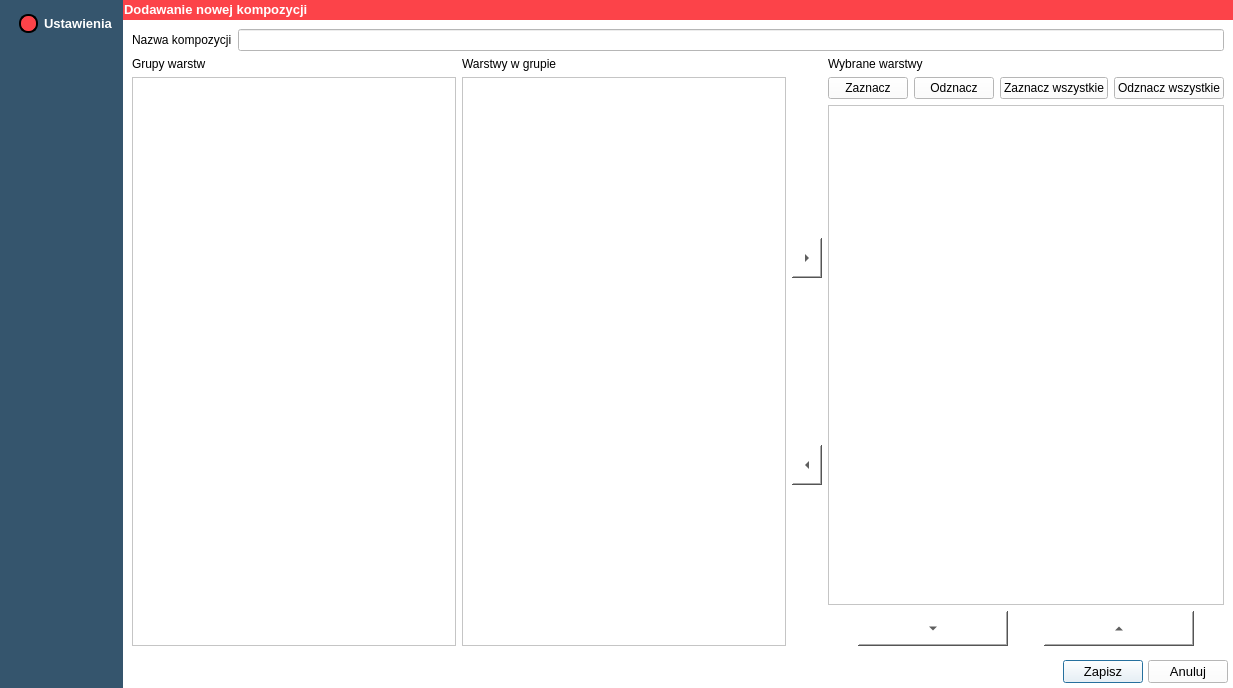
The window that Kompozycje/nowa_kompozycja.ui (GIAPspzoo/GIAP_PolaMap_lite) describes before a commit, drawn with Qt 5.
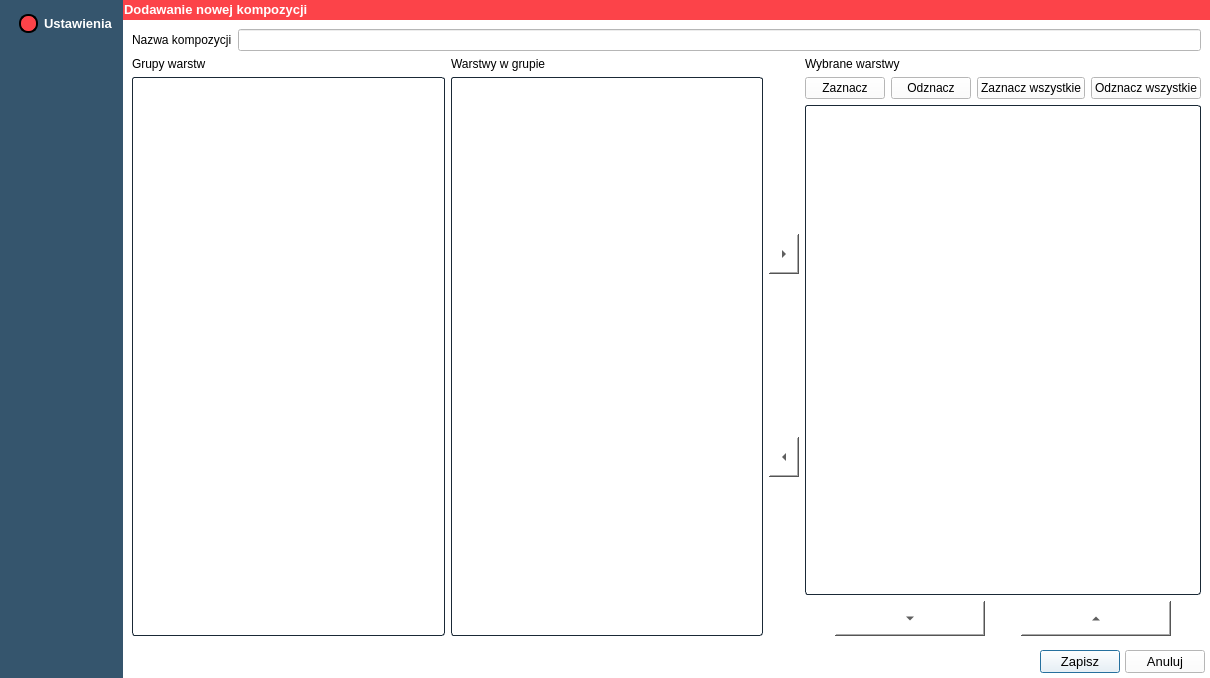
The same window after the commit. Icons and pictures are not drawn.

Diff of the .ui file:
```diff
--- a/Kompozycje/nowa_kompozycja.ui
+++ b/Kompozycje/nowa_kompozycja.ui
@@ -12,8 +12,8 @@
    <rect>
     <x>0</x>
     <y>0</y>
-    <width>1233</width>
-    <height>688</height>
+    <width>1210</width>
+    <height>678</height>
    </rect>
   </property>
   <property name="sizePolicy">
@@ -46,10 +46,45 @@
   </property>
   <property name="styleSheet">
    <string notr="true">* {
-background-color: rgb(255, 255, 255);
-font: 10pt &quot;Segoe UI&quot;;
+	background-color: rgb(255, 255, 255);
+	color: black;
+    font: 10pt &quot;Segoe UI&quot;; 
 }
-</string>
+
+
+QAbstractItemView
+{
+	alternate-background-color:  #e7e7e7;
+	color:  black;
+	border: 1px solid  #1a2936;
+	border-radius: 3px;
+	padding: 1px;
+}
+
+QPushButton {
+	color: black;
+}
+
+QPushButton:disabled
+{
+	color: gray;
+}
+
+QToolButton {
+	color:  black;
+}
+
+QPushButton:disabled
+{
+	color: gray;
+}
+
+QHeaderView::section
+{
+	background-color:  #cfcfcf;
+	color:  black;
+	padding-left: 4px;
+}</string>
   </property>
   <layout class="QGridLayout" name="gridLayout">
    <property name="leftMargin">
```
